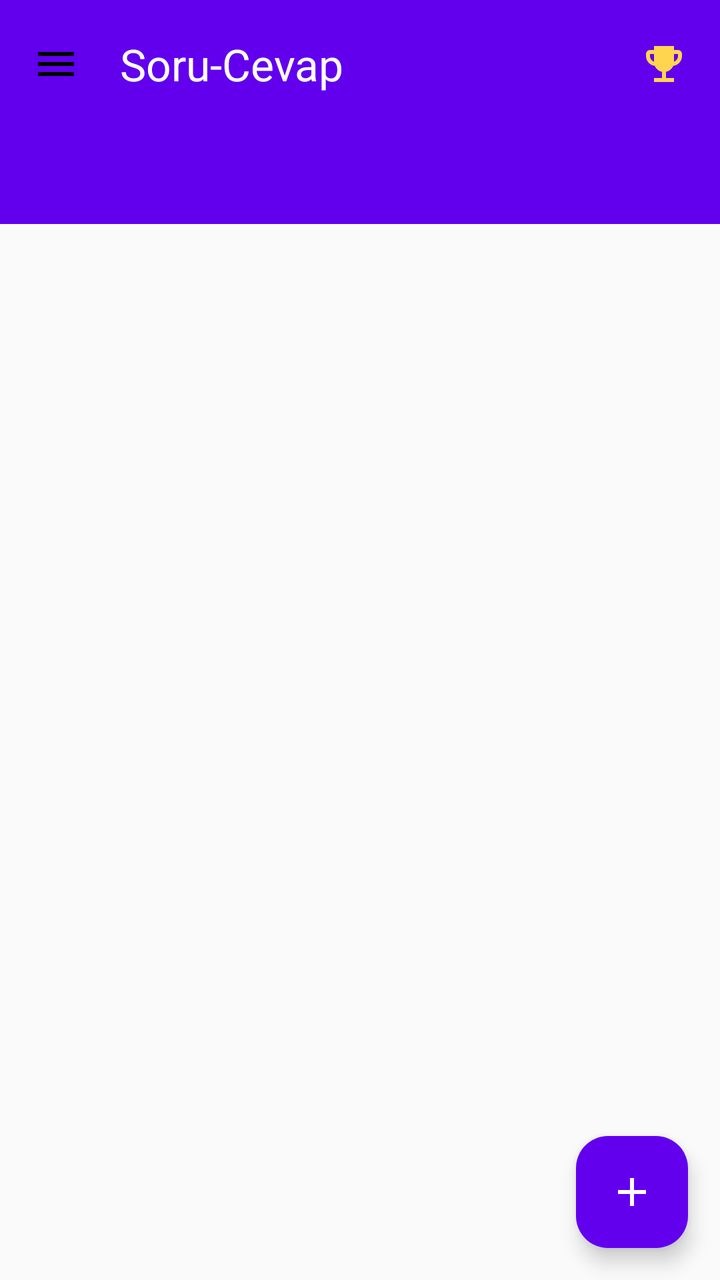
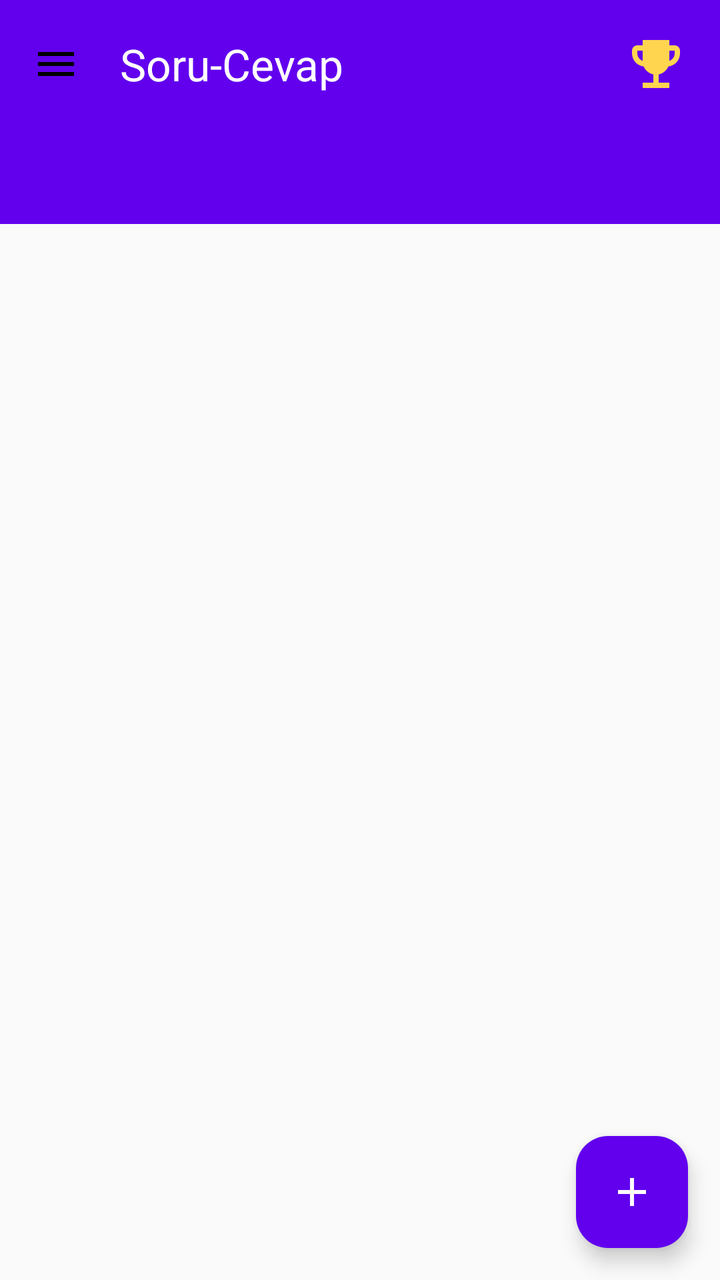

An Android layout rendered at two revisions. The XML below is the earlier revision; the diff shows what the commit changed to produce the second picture.
<!-- AndroidManifest.xml: application theme Theme.RiseMate -->
<!-- res/layout/activity_questions.xml -->
<?xml version="1.0" encoding="utf-8"?>
<androidx.drawerlayout.widget.DrawerLayout
    xmlns:android="http://schemas.android.com/apk/res/android"
    xmlns:app="http://schemas.android.com/apk/res-auto"
    android:id="@+id/drawerLayout"
    android:layout_width="match_parent"
    android:layout_height="match_parent"
    android:fitsSystemWindows="true">

    <androidx.coordinatorlayout.widget.CoordinatorLayout
        android:layout_width="match_parent"
        android:layout_height="match_parent"
        android:background="@color/background">

        
        <com.google.android.material.appbar.AppBarLayout
            android:layout_width="match_parent"
            android:layout_height="wrap_content"
            android:background="@color/primary_color"
            app:elevation="4dp">

            <androidx.appcompat.widget.Toolbar
                android:id="@+id/toolbar"
                android:layout_width="match_parent"
                android:layout_height="?attr/actionBarSize"
                android:background="@color/primary_color"
                app:navigationIcon="@drawable/ic_menu"
                app:title="Soru-Cevap"
                app:titleTextColor="@android:color/white">

                
                <ImageButton
                    android:id="@+id/btnLeaderboard"
                    android:layout_width="40dp"
                    android:layout_height="40dp"
                    android:layout_gravity="end"
                    android:layout_marginEnd="8dp"
                    android:background="?attr/selectableItemBackgroundBorderless"
                    android:src="@drawable/ic_trophy"
                    app:tint="@color/gold_accent"
                    android:contentDescription="Liderlik Tablosu" />

            </androidx.appcompat.widget.Toolbar>

            
            <com.google.android.material.tabs.TabLayout
                android:id="@+id/tabLayout"
                android:layout_width="match_parent"
                android:layout_height="wrap_content"
                android:background="@color/primary_color"
                app:tabIndicatorColor="@android:color/white"
                app:tabSelectedTextColor="@android:color/white"
                app:tabTextColor="#B3FFFFFF"
                app:tabMode="fixed"
                app:tabGravity="fill" />

        </com.google.android.material.appbar.AppBarLayout>

        
        <FrameLayout
            android:id="@+id/fragmentContainer"
            android:layout_width="match_parent"
            android:layout_height="match_parent"
            app:layout_behavior="@string/appbar_scrolling_view_behavior" />

        
        <com.google.android.material.floatingactionbutton.FloatingActionButton
            android:id="@+id/fabAskQuestion"
            android:layout_width="wrap_content"
            android:layout_height="wrap_content"
            android:layout_gravity="bottom|end"
            android:layout_margin="16dp"
            android:src="@drawable/ic_add"
            app:backgroundTint="@color/primary_color"
            app:tint="@android:color/white"
            android:contentDescription="Soru Sor" />

    </androidx.coordinatorlayout.widget.CoordinatorLayout>

    
    <com.google.android.material.navigation.NavigationView
        android:id="@+id/navigationDrawer"
        android:layout_width="wrap_content"
        android:layout_height="match_parent"
        android:layout_gravity="start"
        android:fitsSystemWindows="true"
        app:headerLayout="@layout/nav_header"
        app:menu="@menu/drawer_menu" />

</androidx.drawerlayout.widget.DrawerLayout>
<!-- res/layout/nav_header.xml (included above) -->
<?xml version="1.0" encoding="utf-8"?>
<LinearLayout xmlns:android="http://schemas.android.com/apk/res/android"
    xmlns:app="http://schemas.android.com/apk/res-auto"
    android:layout_width="match_parent"
    android:layout_height="200dp"
    android:background="@color/primary_color"
    android:gravity="bottom"
    android:orientation="vertical"
    android:padding="16dp">

    <com.google.android.material.card.MaterialCardView
        android:layout_width="80dp"
        android:layout_height="80dp"
        android:layout_marginTop="24dp"
        android:layout_marginBottom="12dp"
        app:cardCornerRadius="40dp"
        app:cardElevation="4dp"
        app:strokeWidth="3dp"
        app:strokeColor="@android:color/white">

        <ImageView
            android:id="@+id/ivProfilePhoto"
            android:layout_width="match_parent"
            android:layout_height="match_parent"
            android:src="@drawable/ic_profile"
            android:background="@color/primary_color"
            android:scaleType="centerCrop" />

    </com.google.android.material.card.MaterialCardView>

    <TextView
        android:id="@+id/tvUserName"
        android:layout_width="wrap_content"
        android:layout_height="wrap_content"
        android:text="@string/user_name_placeholder"
        android:textColor="@color/white"
        android:textSize="18sp"
        android:textStyle="bold"
        android:layout_marginTop="4dp" />

</LinearLayout>
<!-- resources referenced by this layout -->
<resources>
  <color name="background">#FAFAFA</color>
  <color name="gold_accent">#FFD54F</color>
  <color name="primary_color">#FF6200EE</color>
  <color name="white">#FFFFFFFF</color>
  <!-- drawable ic_add (drawable) -->
  <vector xmlns:android="http://schemas.android.com/apk/res/android"
      android:width="24dp"
      android:height="24dp"
      android:viewportWidth="24"
      android:viewportHeight="24">
    <path
        android:fillColor="#FFFFFF"
        android:pathData="M19,13H13V19H11V13H5V11H11V5H13V11H19V13Z"/>
  </vector>
  <!-- drawable ic_menu (drawable) -->
  <vector xmlns:android="http://schemas.android.com/apk/res/android"
      android:width="24dp"
      android:height="24dp"
      android:viewportWidth="24"
      android:viewportHeight="24"
      android:tint="?attr/colorOnSurface">
    <path
        android:fillColor="@android:color/white"
        android:pathData="M3,18h18v-2L3,16v2zM3,13h18v-2L3,11v2zM3,6v2h18L21,6L3,6z"/>
  </vector>
  <!-- drawable ic_profile (drawable) -->
  <vector xmlns:android="http://schemas.android.com/apk/res/android"
      android:width="24dp"
      android:height="24dp"
      android:viewportWidth="24"
      android:viewportHeight="24"
      android:tint="@android:color/white">
      <path
          android:fillColor="@android:color/white"
          android:pathData="M12,12c2.21,0 4,-1.79 4,-4s-1.79,-4 -4,-4 -4,1.79 -4,4 1.79,4 4,4zM12,14c-2.67,0 -8,1.34 -8,4v2h16v-2c0,-2.66 -5.33,-4 -8,-4z"/>
  </vector>
  <!-- drawable ic_trophy (drawable) -->
  <?xml version="1.0" encoding="utf-8"?>
  <vector xmlns:android="http://schemas.android.com/apk/res/android"
      android:width="24dp"
      android:height="24dp"
      android:viewportWidth="24"
      android:viewportHeight="24">
      <path
          android:fillColor="@android:color/white"
          android:pathData="M19,5h-2V3H7v2H5C3.9,5 3,5.9 3,7v1c0,2.55 1.92,4.63 4.39,4.94c0.63,1.5 1.98,2.63 3.61,2.96V19H7v2h10v-2h-4v-3.1c1.63,-0.33 2.98,-1.46 3.61,-2.96C19.08,12.63 21,10.55 21,8V7C21,5.9 20.1,5 19,5zM5,8V7h2v3.82C5.84,10.4 5,9.3 5,8zM19,8c0,1.3 -0.84,2.4 -2,2.82V7h2V8z"/>
  </vector>
  <string name="user_name_placeholder">Kullanıcı Adı</string>
  <style name="Theme.RiseMate" parent="Base.Theme.RiseMate" />
  <style name="Base.Theme.RiseMate" parent="Theme.Material3.Light.NoActionBar">
          
          <item name="colorPrimary">@color/primary_color</item>
          <item name="colorPrimaryVariant">@color/primary_dark</item>
          <item name="colorOnPrimary">@color/white</item>
          <item name="colorSecondary">@color/secondary_color</item>
          <item name="colorSecondaryVariant">@color/secondary_dark</item>
          <item name="colorOnSecondary">@color/white</item>
          <item name="colorTertiary">@color/tertiary_color</item>
          <item name="colorOnTertiary">@color/white</item>
          <item name="colorSurface">@color/white</item>
          <item name="colorOnSurface">@color/black</item>
          <item name="colorSurfaceVariant">@color/surface_variant</item>
          <item name="colorOnSurfaceVariant">@color/on_surface_variant</item>
          <item name="colorError">@color/error_color</item>
          <item name="colorOnError">@color/white</item>
          
          <item name="android:forceDarkAllowed">false</item>
      </style>
  <color name="primary_dark">#FF3700B3</color>
  <color name="secondary_color">#FF9C27B0</color>
  <color name="secondary_dark">#FF7B1FA2</color>
  <color name="tertiary_color">#FFAB47BC</color>
  <color name="black">#FF000000</color>
  <color name="surface_variant">#FFF3E5F5</color>
  <color name="on_surface_variant">#FF6A1B9A</color>
  <color name="error_color">#FFE91E63</color>
</resources>

<!-- the commit's change to res/layout/activity_questions.xml (unified diff, before → after) -->
@@ -31,8 +31,8 @@
                 
                 <ImageButton
                     android:id="@+id/btnLeaderboard"
-                    android:layout_width="40dp"
-                    android:layout_height="40dp"
+                    android:layout_width="48dp"
+                    android:layout_height="48dp"
                     android:layout_gravity="end"
                     android:layout_marginEnd="8dp"
                     android:background="?attr/selectableItemBackgroundBorderless"
<!-- resource entries referenced after the edit -->
@@ -39,8 +39,8 @@
   <!-- drawable ic_trophy (drawable) -->
   <?xml version="1.0" encoding="utf-8"?>
   <vector xmlns:android="http://schemas.android.com/apk/res/android"
-      android:width="24dp"
-      android:height="24dp"
+      android:width="32dp"
+      android:height="32dp"
       android:viewportWidth="24"
       android:viewportHeight="24">
       <path
